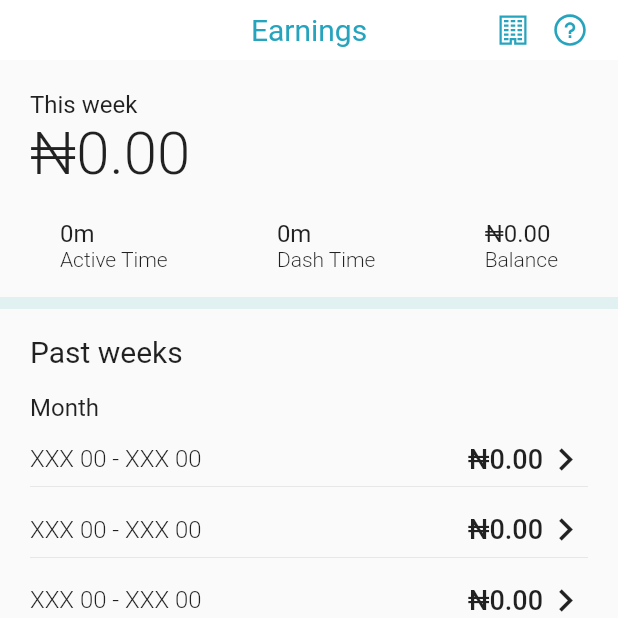
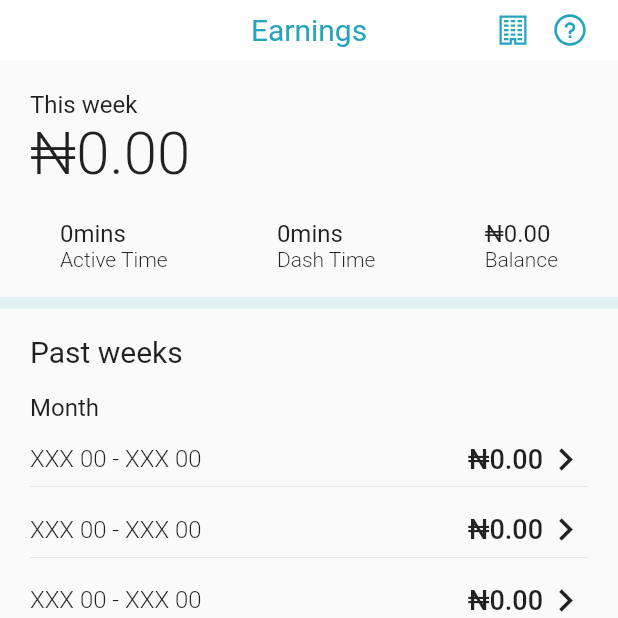
Before and after one commit to maleoaje/quick_serve_rider, a Flutter app: the EarnnigsPage screen opened directly, on a phone screen of 412 x 824 dp, the top half of it. Run offline on Flutter 3.47's test engine with Material 2 defaults, Android fonts, the phone set to English and light mode, and no system bars; our stand-ins replace cached_network_image, flutter_credit_card, fluttertoast, line_icons, pin_code_fields, shared_preferences and 1 more; accounts and stored records are empty.

Commit message:
basic ui fixes

```diff
--- a/lib/main.dart
+++ b/lib/main.dart
@@ -13,7 +13,7 @@ class MyApp extends StatelessWidget {
   @override
   Widget build(BuildContext context) {
     return MaterialApp(
-      title: 'QuickServe-Rider',
+      title: 'QuickServe Rider',
       theme: ThemeData(
         backgroundColor: Colors.white,
         fontFamily: 'Roboto',
--- a/lib/screens/delivery/bottom_nav_bar.dart
+++ b/lib/screens/delivery/bottom_nav_bar.dart
@@ -54,7 +54,7 @@ class _BottomNavBarDeliveryState extends State<BottomNavBarDelivery> {
         now.difference(_currentBackPressTime!) > const Duration(seconds: 2)) {
       _currentBackPressTime = now;
       Fluttertoast.showToast(
-          msg: 'Press back again to select service',
+          msg: 'Press back again to exit',
           backgroundColor: primaryColor,
           toastLength: Toast.LENGTH_LONG);
       return Future.value(false);
--- a/lib/screens/delivery/screens/earnings.dart
+++ b/lib/screens/delivery/screens/earnings.dart
@@ -80,7 +80,7 @@ class _EarnnigsPageState extends State<EarnnigsPage> {
                           Align(
                             alignment: Alignment.topLeft,
                             child: Text(
-                              '0m',
+                              '0mins',
                               style: TextStyle(
                                   fontSize: 16, fontWeight: FontWeight.w400),
                             ),
@@ -99,7 +99,7 @@ class _EarnnigsPageState extends State<EarnnigsPage> {
                           Align(
                             alignment: Alignment.topLeft,
                             child: Text(
-                              '0m',
+                              '0mins',
                               style: TextStyle(
                                   fontSize: 16, fontWeight: FontWeight.w400),
                             ),
--- a/lib/screens/review.dart
+++ b/lib/screens/review.dart
@@ -78,7 +78,7 @@ class _AddAReviewPageState extends State<AddAReviewPage> {
                 child: SmoothStarRating(
                   rating: 5,
                   isReadOnly: false,
-                  size: 40,
+                  size: 42,
                   filledIconData: Icons.star,
                   defaultIconData: Icons.star_border,
                   color: Colors.yellow[700],
@@ -97,7 +97,7 @@ class _AddAReviewPageState extends State<AddAReviewPage> {
                 margin: const EdgeInsets.only(top: 32, left: 24, right: 24),
                 child: const Text('Review Message')),
             Container(
-              margin: const EdgeInsets.fromLTRB(24, 0, 24, 0),
+              margin: const EdgeInsets.fromLTRB(25, 0, 25, 0),
               child: TextField(
                 maxLines: null,
                 decoration: InputDecoration(
```
Also changed, not shown: 1 other file.
